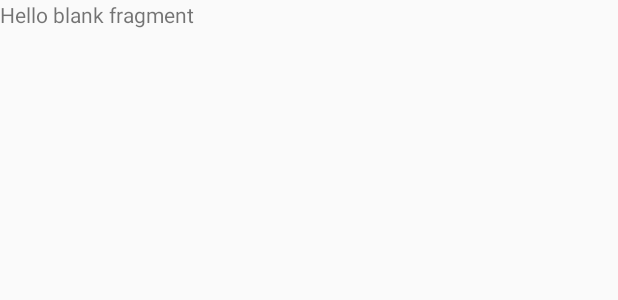
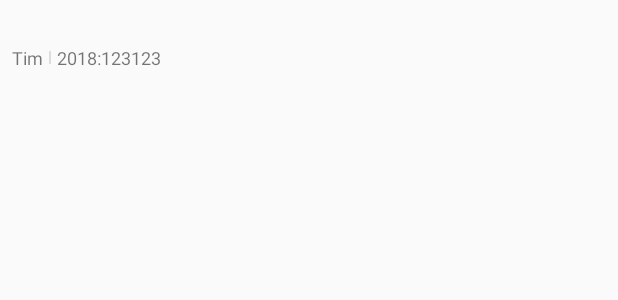
Before and after one commit to ma333jie/androidnews, an Android app: the layout fragment_saved_news_detail.xml on its own in the app's theme, with its tools: preview values and no code run, on a phone screen of 412 x 824 dp. Shown: the top 300 px of the screen. Run offline under Robolectric (Android 15) with nearby library versions, the phone set to English and light mode, and no system bars.

Commit message:
All key function completed

```diff
--- a/app/build.gradle
+++ b/app/build.gradle
@@ -1,4 +1,5 @@
 apply plugin: 'com.android.application'
+apply plugin: 'androidx.navigation.safeargs'
 
 android {
     compileSdkVersion 29
--- a/app/src/main/java/com/laioffer/tinnews/model/Article.java
+++ b/app/src/main/java/com/laioffer/tinnews/model/Article.java
@@ -5,9 +5,10 @@ import androidx.room.Entity;
 import androidx.room.Ignore;
 import androidx.room.PrimaryKey;
 
+import java.io.Serializable;
 import java.util.Objects;
 @Entity
-public class Article {
+public class Article implements Serializable {
     @Ignore
     public Source source;
     public String author;
--- a/app/src/main/java/com/laioffer/tinnews/ui/save/SavedNewsAdapter.java
+++ b/app/src/main/java/com/laioffer/tinnews/ui/save/SavedNewsAdapter.java
@@ -71,6 +71,9 @@ public class SavedNewsAdapter extends RecyclerView.Adapter<SavedNewsAdapter.Save
         holder.icon.setOnClickListener(v -> {
             onClickListener.unLike(article);
         });
+                holder.itemView.setOnClickListener(v -> {
+                        onClickListener.onClick(article);
+                    });
 
 
     }
--- a/app/src/main/java/com/laioffer/tinnews/ui/search/SearchFragment.java
+++ b/app/src/main/java/com/laioffer/tinnews/ui/search/SearchFragment.java
@@ -6,6 +6,7 @@ import androidx.annotation.NonNull;
 import androidx.annotation.Nullable;
 import androidx.fragment.app.Fragment;
 import androidx.lifecycle.ViewModelProvider;
+import androidx.navigation.fragment.NavHostFragment;
 import androidx.recyclerview.widget.GridLayoutManager;
 
 import android.util.Log;
@@ -61,7 +62,12 @@ public class SearchFragment extends Fragment {
             @Override
             public void onClick(Article article) {
                 // TODO
+                SearchFragmentDirections.ActionTitleSearchToDetail actionTitleSearchToDetail = SearchFragmentDirections.actionTitleSearchToDetail();
+                actionTitleSearchToDetail.setArticle(article);
+                NavHostFragment.findNavController(SearchFragment.this).navigate(actionTitleSearchToDetail);
+
             }
+
         });
 
 
--- a/app/src/main/java/com/laioffer/tinnews/ui/search/SearchNewsAdapter.java
+++ b/app/src/main/java/com/laioffer/tinnews/ui/search/SearchNewsAdapter.java
@@ -68,6 +68,10 @@ public class SearchNewsAdapter extends RecyclerView.Adapter<SearchNewsAdapter.Se
         holder.title.setText(article.title);
 
         holder.favorite.setImageResource(R.drawable.ic_favorite_border_black_24dp);
+        holder.itemView.setOnClickListener(
+                v -> {
+                    likeListener.onClick(article);
+                });
 
 // in case there is no photo
 //        if (article.urlToImage == null) {
--- a/app/src/main/res/layout/fragment_saved_news_detail.xml
+++ b/app/src/main/res/layout/fragment_saved_news_detail.xml
@@ -1,14 +1,80 @@
 <?xml version="1.0" encoding="utf-8"?>
-<FrameLayout xmlns:android="http://schemas.android.com/apk/res/android"
+<ScrollView xmlns:android="http://schemas.android.com/apk/res/android"
+    xmlns:app="http://schemas.android.com/apk/res-auto"
     xmlns:tools="http://schemas.android.com/tools"
     android:layout_width="match_parent"
     android:layout_height="match_parent"
-    tools:context=".ui.detail.SavedNewsDetailFragment">
+    android:fillViewport="true">
 
-    <!-- TODO: Update blank fragment layout -->
-    <TextView
+    <androidx.constraintlayout.widget.ConstraintLayout
         android:layout_width="match_parent"
-        android:layout_height="match_parent"
-        android:text="@string/hello_blank_fragment" />
+        android:layout_height="wrap_content"
+        android:padding="8dp">
+        <TextView
+            android:id="@+id/title"
+            android:layout_width="match_parent"
+            android:layout_height="wrap_content"
+            android:textSize="16sp"
+            android:textStyle="bold"
+            app:layout_constraintBottom_toTopOf="@id/author"
+            app:layout_constraintTop_toTopOf="parent" />
 
-</FrameLayout>
+        <TextView
+            android:id="@+id/author"
+            android:layout_width="wrap_content"
+            android:layout_height="wrap_content"
+            android:textSize="12sp"
+            app:layout_constraintBottom_toTopOf="@id/description"
+            app:layout_constraintLeft_toLeftOf="parent"
+            app:layout_constraintRight_toLeftOf="@id/delimiter"
+            app:layout_constraintTop_toBottomOf="@id/title"
+            tools:text="Tim" />
+
+        <View
+            android:id="@+id/delimiter"
+            android:layout_width="1dp"
+            android:layout_height="0dp"
+            android:layout_margin="4dp"
+            android:background="#dedddd"
+            app:layout_constraintBottom_toBottomOf="@id/author"
+            app:layout_constraintLeft_toRightOf="@id/author"
+            app:layout_constraintRight_toLeftOf="@id/time_stamp"
+            app:layout_constraintTop_toTopOf="@id/author" />
+
+        <TextView
+            android:id="@+id/time_stamp"
+            android:layout_width="wrap_content"
+            android:layout_height="0dp"
+            android:layout_marginStart="4dp"
+            android:textSize="12sp"
+            app:layout_constraintBottom_toBottomOf="@id/author"
+            app:layout_constraintLeft_toRightOf="@id/delimiter"
+            app:layout_constraintTop_toTopOf="@id/author"
+            tools:text="2018:123123" />
+
+        <TextView
+            android:id="@+id/description"
+            android:layout_width="match_parent"
+            android:layout_height="wrap_content"
+            android:textSize="14sp"
+            app:layout_constraintLeft_toLeftOf="parent"
+            app:layout_constraintTop_toBottomOf="@id/time_stamp" />
+
+        <ImageView
+            android:id="@+id/image"
+            android:layout_width="match_parent"
+            android:layout_height="350dp"
+            android:scaleType="centerCrop"
+            app:layout_constraintTop_toBottomOf="@id/description" />
+
+        <TextView
+            android:id="@+id/content"
+            android:layout_width="match_parent"
+            android:layout_height="wrap_content"
+            android:textSize="14sp"
+            app:layout_constraintLeft_toLeftOf="parent"
+            app:layout_constraintTop_toBottomOf="@id/image" />
+
+
+    </androidx.constraintlayout.widget.ConstraintLayout>
+</ScrollView>
--- a/build.gradle
+++ b/build.gradle
@@ -9,7 +9,7 @@ buildscript {
     }
     dependencies {
         classpath 'com.android.tools.build:gradle:3.6.2'
-
+        classpath 'androidx.navigation:navigation-safe-args-gradle-plugin:2.2.1'
 
         // NOTE: Do not place your application dependencies here; they belong
         // in the individual module build.gradle files
```
Also changed, not shown: app/src/main/java/com/laioffer/tinnews/ui/detail/SavedNewsDetailFragment.java (+29 -0 lines), app/src/main/java/com/laioffer/tinnews/ui/save/SaveFragment.java (+10 -5 lines), app/src/main/res/navigation/nav_graph.xml (+18 -1 lines).
